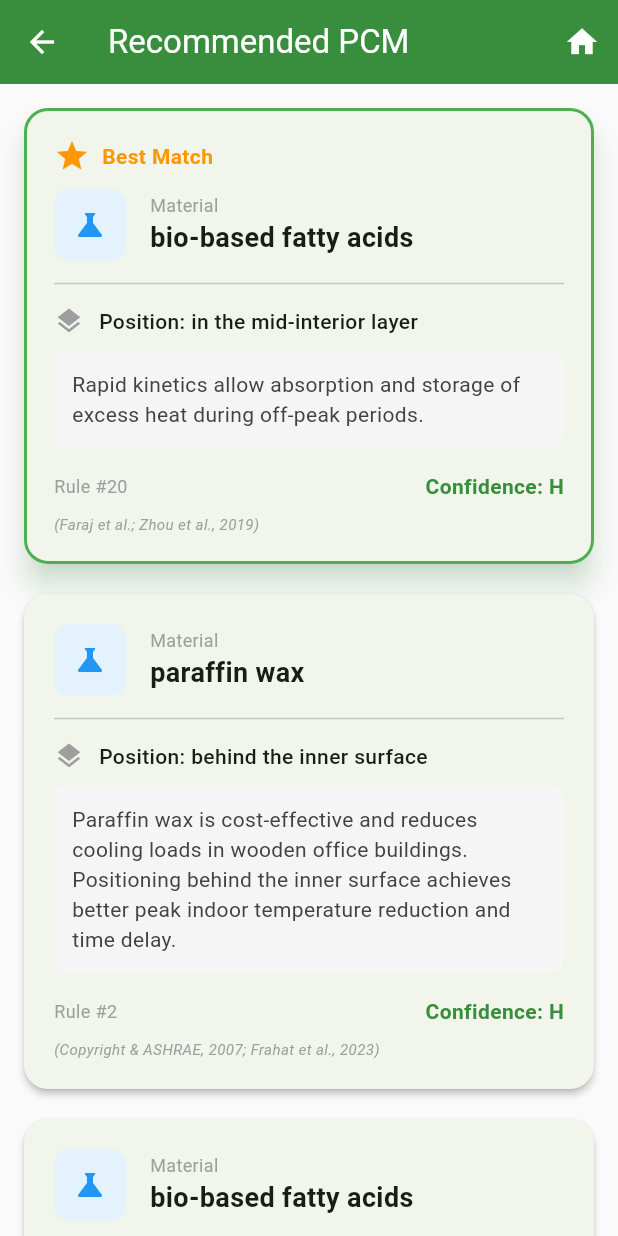
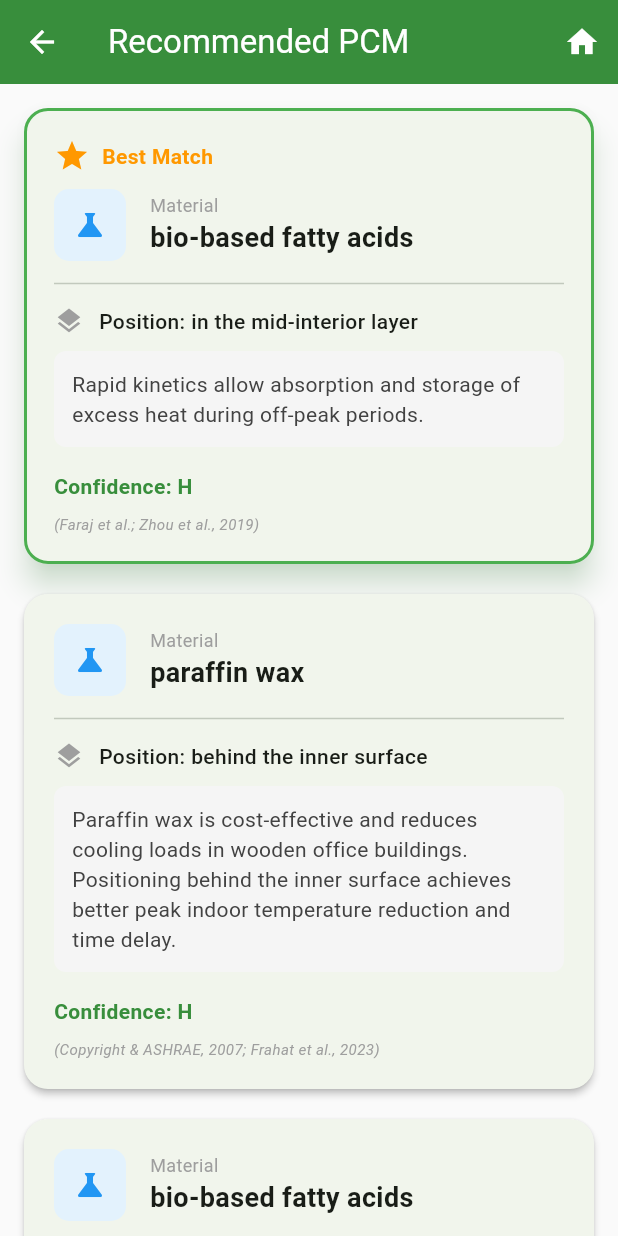
Before and after one commit to asadaliuet/myapp, a Flutter app: the ResultsScreen screen opened directly with empty values, on a phone screen of 412 x 824 dp. Run offline on Flutter 3.47's test engine with Material 3 defaults, Android fonts, the phone set to English and light mode, and no system bars.

Commit message:
added logu

```diff
--- a/lib/screens/wizard/results_screen.dart
+++ b/lib/screens/wizard/results_screen.dart
@@ -112,7 +112,7 @@ class ResultsScreen extends StatelessWidget {
             Row(
               mainAxisAlignment: MainAxisAlignment.spaceBetween,
               children: [
-                Text("Rule #${item.ruleId}", style: const TextStyle(color: Colors.grey, fontSize: 12)),
+                // Text("Rule #${item.ruleId}", style: const TextStyle(color: Colors.grey, fontSize: 12)),
                 Text("Confidence: ${item.confidence}", style: TextStyle(color: Colors.green[700], fontWeight: FontWeight.bold)),
               ],
             ),
```
Also changed, not shown: lib/screens/login_screen.dart (+3 -4 lines).
